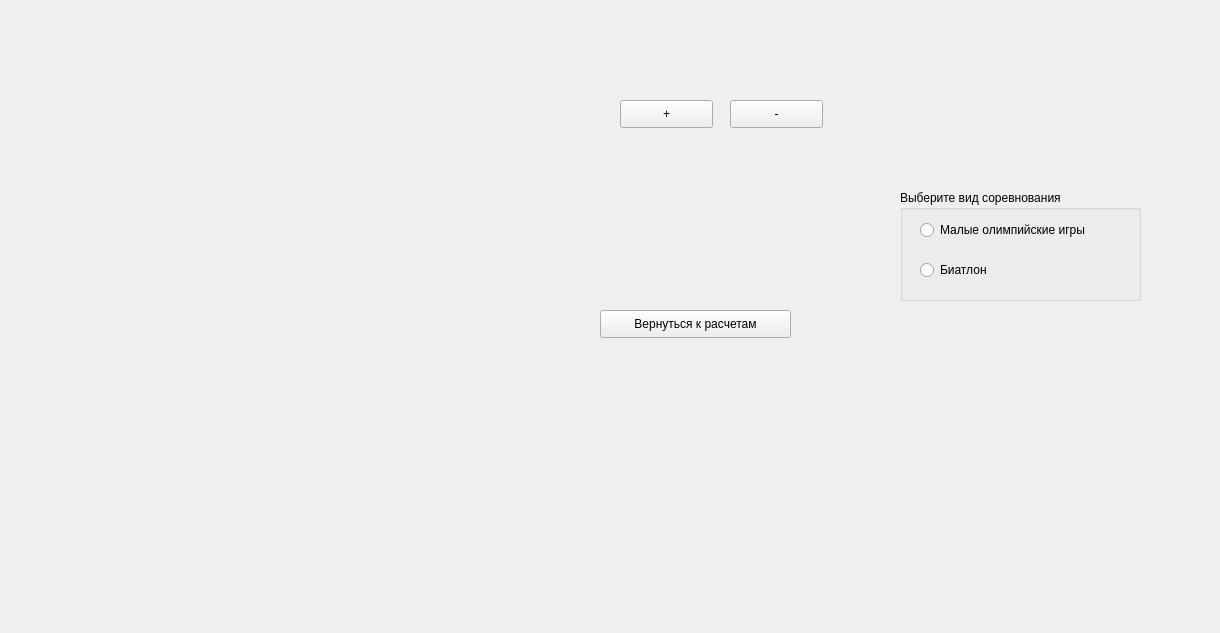
Qt form createcompetition.ui (Xofty1/SportCounter) before a commit.
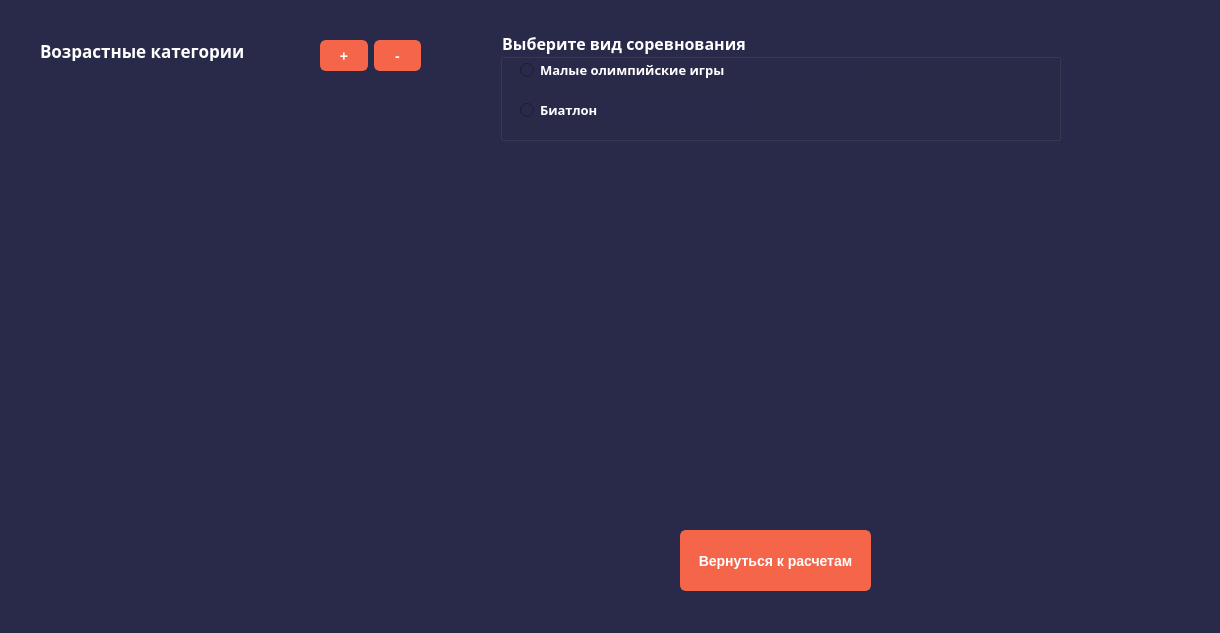
The same form after that commit.

Patch:
```diff
--- a/createcompetition.ui
+++ b/createcompetition.ui
@@ -13,52 +13,60 @@
   <property name="windowTitle">
    <string>Form</string>
   </property>
+  <property name="styleSheet">
+   <string notr="true">QWidget {
+    background-color: #292949;
+}</string>
+  </property>
   <widget class="QWidget" name="gridLayoutWidget">
    <property name="geometry">
     <rect>
-     <x>30</x>
-     <y>20</y>
+     <x>50</x>
+     <y>90</y>
      <width>361</width>
-     <height>611</height>
+     <height>521</height>
     </rect>
    </property>
    <layout class="QGridLayout" name="gridLayout_groups" columnstretch="0"/>
   </widget>
-  <widget class="QPushButton" name="pushButton_add_group">
-   <property name="geometry">
-    <rect>
-     <x>620</x>
-     <y>100</y>
-     <width>93</width>
-     <height>28</height>
-    </rect>
-   </property>
-   <property name="text">
-    <string>+</string>
-   </property>
-  </widget>
-  <widget class="QPushButton" name="pushButton_delete_group">
-   <property name="geometry">
-    <rect>
-     <x>730</x>
-     <y>100</y>
-     <width>93</width>
-     <height>28</height>
-    </rect>
-   </property>
-   <property name="text">
-    <string>-</string>
-   </property>
-  </widget>
   <widget class="QPushButton" name="pushButton_back">
    <property name="geometry">
     <rect>
-     <x>600</x>
-     <y>310</y>
+     <x>680</x>
+     <y>530</y>
      <width>191</width>
-     <height>28</height>
+     <height>61</height>
     </rect>
    </property>
+   <property name="sizePolicy">
+    <sizepolicy hsizetype="Minimum" vsizetype="Fixed">
+     <horstretch>0</horstretch>
+     <verstretch>0</verstretch>
+    </sizepolicy>
+   </property>
+   <property name="font">
+    <font>
+     <pointsize>-1</pointsize>
+     <weight>75</weight>
+     <bold>true</bold>
+    </font>
+   </property>
+   <property name="styleSheet">
+    <string notr="true">QPushButton {
+    background-color: #F5654A;
+    border: 2px solid #F5654A;
+    border-radius: 6px;
+    padding: 6px;
+    color: white;
+    font-size: 14px;
+    font-weight: bold;
+}
+
+QPushButton:hover {
+    background-color: #292949;
+    color: white;
+}</string>
+   </property>
    <property name="text">
     <string>Вернуться к расчетам</string>
    </property>
@@ -66,12 +74,26 @@
   <widget class="QGroupBox" name="groupBox">
    <property name="geometry">
     <rect>
-     <x>900</x>
-     <y>190</y>
-     <width>241</width>
+     <x>500</x>
+     <y>30</y>
+     <width>561</width>
      <height>111</height>
     </rect>
    </property>
+   <property name="font">
+    <font>
+     <family>Montserrat SemiBold</family>
+     <pointsize>12</pointsize>
+     <weight>75</weight>
+     <italic>false</italic>
+     <bold>true</bold>
+    </font>
+   </property>
+   <property name="styleSheet">
+    <string notr="true">QGroupBox{
+	color: white;
+}</string>
+   </property>
    <property name="title">
     <string>Выберите вид соревнования</string>
    </property>
@@ -80,10 +102,24 @@
      <rect>
       <x>20</x>
       <y>30</y>
-      <width>191</width>
+      <width>341</width>
       <height>20</height>
      </rect>
     </property>
+    <property name="font">
+     <font>
+      <family>Montserrat SemiBold</family>
+      <pointsize>10</pointsize>
+      <weight>75</weight>
+      <italic>false</italic>
+      <bold>true</bold>
+     </font>
+    </property>
+    <property name="styleSheet">
+     <string notr="true">QRadioButton {
+    color: white;
+}</string>
+    </property>
     <property name="text">
      <string>Малые олимпийские игры</string>
     </property>
@@ -93,15 +129,127 @@
      <rect>
       <x>20</x>
       <y>70</y>
-      <width>95</width>
+      <width>221</width>
       <height>20</height>
      </rect>
     </property>
+    <property name="font">
+     <font>
+      <family>Montserrat SemiBold</family>
+      <pointsize>10</pointsize>
+      <weight>75</weight>
+      <italic>false</italic>
+      <bold>true</bold>
+     </font>
+    </property>
+    <property name="styleSheet">
+     <string notr="true">QRadioButton {
+    color: white;
+}</string>
+    </property>
     <property name="text">
      <string>Биатлон</string>
     </property>
    </widget>
   </widget>
+  <widget class="QLabel" name="label">
+   <property name="geometry">
+    <rect>
+     <x>40</x>
+     <y>40</y>
+     <width>301</width>
+     <height>21</height>
+    </rect>
+   </property>
+   <property name="font">
+    <font>
+     <family>Montserrat SemiBold</family>
+     <pointsize>13</pointsize>
+     <weight>75</weight>
+     <bold>true</bold>
+    </font>
+   </property>
+   <property name="styleSheet">
+    <string notr="true">QLabel{
+	color:white;
+}</string>
+   </property>
+   <property name="text">
+    <string>Возрастные категории</string>
+   </property>
+  </widget>
+  <widget class="QWidget" name="layoutWidget">
+   <property name="geometry">
+    <rect>
+     <x>320</x>
+     <y>40</y>
+     <width>101</width>
+     <height>31</height>
+    </rect>
+   </property>
+   <layout class="QHBoxLayout" name="horizontalLayout">
+    <item>
+     <widget class="QPushButton" name="pushButton_add_group">
+      <property name="font">
+       <font>
+        <pointsize>-1</pointsize>
+        <weight>75</weight>
+        <bold>true</bold>
+       </font>
+      </property>
+      <property name="styleSheet">
+       <string notr="true">QPushButton {
+    background-color: #F5654A;
+    border: 2px solid #F5654A;
+    border-radius: 6px;
+    padding: 6px;
+    color: white;
+    font-size: 14px;
+    font-weight: bold;
+}
+
+QPushButton:hover {
+    background-color: #292949;
+    color: white;
+}</string>
+      </property>
+      <property name="text">
+       <string>+</string>
+      </property>
+     </widget>
+    </item>
+    <item>
+     <widget class="QPushButton" name="pushButton_delete_group">
+      <property name="font">
+       <font>
+        <pointsize>-1</pointsize>
+        <weight>75</weight>
+        <bold>true</bold>
+       </font>
+      </property>
+      <property name="styleSheet">
+       <string notr="true">QPushButton {
+    background-color: #F5654A;
+    border: 2px solid #F5654A;
+    border-radius: 6px;
+    padding: 6px;
+    color: white;
+    font-size: 14px;
+    font-weight: bold;
+}
+
+QPushButton:hover {
+    background-color: #292949;
+    color: white;
+}</string>
+      </property>
+      <property name="text">
+       <string>-</string>
+      </property>
+     </widget>
+    </item>
+   </layout>
+  </widget>
  </widget>
  <resources/>
  <connections/>
```
